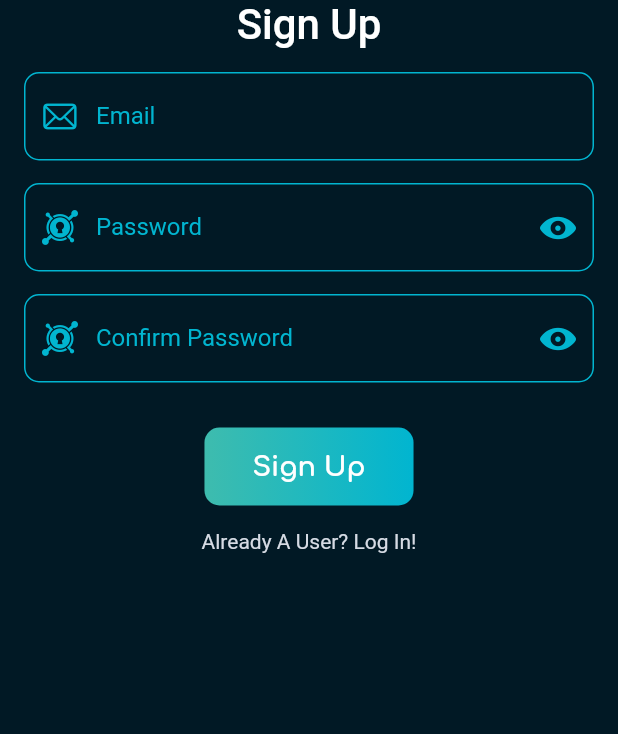
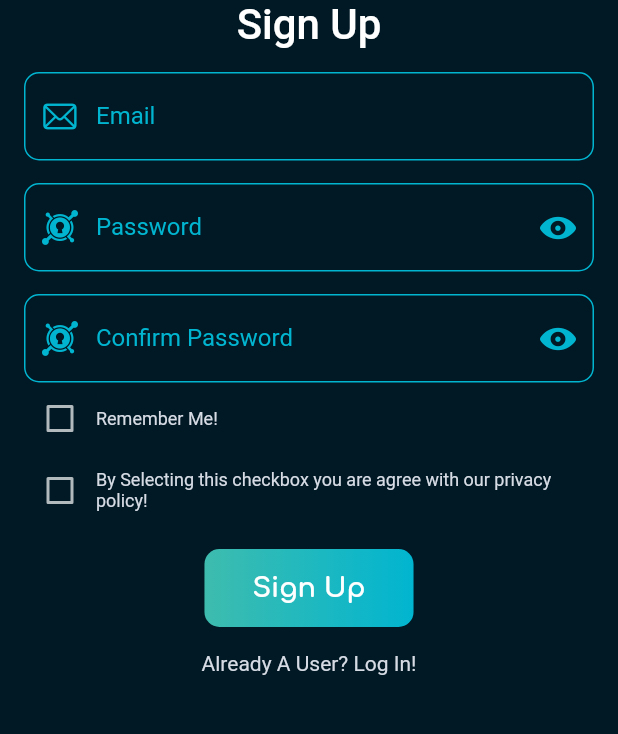
Before and after one commit to devShakib015/vvc, a Flutter app: the screen it shows after launch, after a tap on "Skip", after a tap on "Login", after a tap on "Sign Up using Email!", on a phone screen of 412 x 824 dp, the part 354-1088 px from its top. Run offline on Flutter 3.47's test engine with Material 2 defaults, Android fonts, the phone set to English and light mode, and no system bars; our stand-ins replace flutter_spinkit, font_awesome_flutter, get, get_storage, google_fonts, google_nav_bar and 1 more; missing offline and left inert: dart:ffi.

Commit message:
Remember Me Implemented

```diff
--- a/lib/controllers/auth_controller/auth_page_controller.dart
+++ b/lib/controllers/auth_controller/auth_page_controller.dart
@@ -1,13 +1,14 @@
 import 'package:flutter/cupertino.dart';
 import 'package:get/get.dart';
 import 'package:vvc/controllers/auth_controller/auth_controller.dart';
+import 'package:vvc/controllers/storage_controller/storage_controller.dart';
 import 'package:vvc/views/bottom_nav_bar/bottom_nav_bar.dart';
 import 'package:vvc/widgets/vvc_snackbar.dart';
 
 class AuthPageController extends GetxController {
   final PageController pageController = PageController();
-
-  final AuthController _authController = Get.find<AuthController>();
+  final AuthController _authController = Get.put(AuthController());
+  final StorageController _storageController = Get.find<StorageController>();
 
   //Form keys
   final loginFormKey = GlobalKey<FormState>();
@@ -23,14 +24,28 @@ class AuthPageController extends GetxController {
   TextEditingController signUpConfirmPasswordController =
       TextEditingController();
 
+  //Obscure Fields
   RxBool loginPasswordObscure = true.obs;
   RxBool signUpPasswordObscure = true.obs;
   RxBool signUpConfirmPasswordObscure = true.obs;
 
+  //Remeber Me values
+  bool get getRememberMe => _authController.remeberLoginInfo.value;
+
+  set setRememberMe(bool value) {
+    _authController.remeberLoginInfo.value = value;
+  }
+
+  //Privacy Policy
+  RxBool isAcceptedPrivacyPolicy = false.obs;
+
   void onPressedLogin() async {
     //todo: Login
     if (loginFormKey.currentState!.validate()) {
-      await _authController.login();
+      await _authController.login(
+        loginEmailController.text.trim(),
+        loginPasswordController.text.trim(),
+      );
       clearFields();
       Get.to(() => BottomNavBarPage());
     } else {
@@ -40,10 +55,21 @@ class AuthPageController extends GetxController {
 
   void onPressedSignUp() async {
     //todo: Sign Up
+
     if (signUpFormKey.currentState!.validate()) {
-      await _authController.signUp();
-      clearFields();
-      Get.to(() => BottomNavBarPage());
+      if (isAcceptedPrivacyPolicy.value) {
+        await _authController.signUp(
+          signUpEmailController.text.trim(),
+          signUpPasswordController.text.trim(),
+        );
+        clearFields();
+        Get.to(() => BottomNavBarPage());
+      } else {
+        VvcSnackBar.showSnackBar(
+            title: "Privacy Policy",
+            message:
+                "Please read and accept our privacy policy and then try to sign up!");
+      }
     } else {
       VvcSnackBar.showErrorSnackBar(message: "Sign Up Error");
     }
@@ -75,6 +101,21 @@ class AuthPageController extends GetxController {
   }
 
   @override
+  void onReady() {
+    if (_storageController.savedEmail != null &&
+        _storageController.savedPassword != null) {
+      loginEmailController.text = _storageController.savedEmail!;
+      loginPasswordController.text = _storageController.savedPassword!;
+    }
+    super.onReady();
+  }
+
+  @override
+  void onInit() {
+    super.onInit();
+  }
+
+  @override
   void dispose() {
     pageController.dispose();
     loginEmailController.dispose();
--- a/lib/controllers/storage_controller/storage_controller.dart
+++ b/lib/controllers/storage_controller/storage_controller.dart
@@ -2,9 +2,11 @@ import 'package:get/get.dart';
 import 'package:get_storage/get_storage.dart';
 
 class StorageController extends GetxController {
-  final box = GetStorage();
-  final String onBoardingStorageKey = "isOnBoardingShown";
+  final _box = GetStorage();
+  final String _onBoardingStorageKey = "isOnBoardingShown";
+  final String _saveLoginInfoKey = "loginInfo";
 
+  //onBoarding Storage
   late bool _onBoardingValue;
   late RxBool _isOnBoardingShown;
 
@@ -12,13 +14,52 @@ class StorageController extends GetxController {
 
   void updateOnBoardingStorage(bool val) async {
     _isOnBoardingShown.value = val;
-    await box.write(onBoardingStorageKey, val);
+    await _box.write(_onBoardingStorageKey, val);
+  }
+
+  //Login Info Storage
+  late String? _savedEmail;
+  late String? _savedPasword;
+
+  String? get savedEmail => _savedEmail;
+  String? get savedPassword => _savedPasword;
+
+  void updateSavedEmailAndPassword(String? email, String? pass) async {
+    if (email == null && pass == null) {
+      await _box.write(_saveLoginInfoKey, null);
+    } else {
+      await _box.write(_saveLoginInfoKey, {
+        "email": email,
+        "pass": pass,
+      });
+    }
   }
 
   @override
   void onInit() {
-    _onBoardingValue = box.read(onBoardingStorageKey) ?? false;
+    _onBoardingValue = _box.read(_onBoardingStorageKey) ?? false;
     _isOnBoardingShown = _onBoardingValue.obs;
+
+    var _loginInfo = _box.read(_saveLoginInfoKey);
+
+    if (_loginInfo == null) {
+      _savedEmail = null;
+      _savedPasword = null;
+    } else {
+      _savedEmail = _loginInfo["email"];
+      _savedPasword = _loginInfo["pass"];
+    }
+
+    _box.listenKey(_saveLoginInfoKey, (value) {
+      if (value == null) {
+        _savedEmail = null;
+        _savedPasword = null;
+      } else {
+        _savedEmail = value["email"];
+        _savedPasword = value["pass"];
+      }
+    });
+
     super.onInit();
   }
 }
--- a/lib/main.dart
+++ b/lib/main.dart
@@ -3,6 +3,7 @@ import 'package:flutter/material.dart';
 import 'package:get/get.dart';
 import 'package:get_storage/get_storage.dart';
 import 'package:vvc/constants/style_constants.dart';
+
 import 'package:vvc/controllers/storage_controller/storage_controller.dart';
 import 'package:vvc/views/auth/auth_view.dart';
 import 'package:vvc/views/onboarding/onboarding_view.dart';
@@ -15,6 +16,7 @@ void main() async {
 
 class MyApp extends StatelessWidget {
   final StorageController _storageController = Get.put(StorageController());
+
   @override
   Widget build(BuildContext context) {
     return GetMaterialApp(
--- a/lib/views/auth/auth_pages/login_page.dart
+++ b/lib/views/auth/auth_pages/login_page.dart
@@ -7,6 +7,7 @@ import 'package:vvc/constants/style_constants.dart';
 import 'package:vvc/controllers/auth_controller/auth_page_controller.dart';
 import 'package:vvc/widgets/vvc_elevated_button.dart';
 import 'package:vvc/widgets/vvc_heading.dart';
+import 'package:vvc/widgets/vvc_small_text.dart';
 import 'package:vvc/widgets/vvc_sub_heading.dart';
 import 'package:vvc/widgets/vvc_text_form_field.dart';
 import 'package:font_awesome_flutter/font_awesome_flutter.dart';
@@ -91,20 +92,40 @@ class LoginPage extends StatelessWidget {
                         label: "Login",
                         onPressed: _authPageController.onPressedLogin,
                       ),
+                      VvcStyle.defaultVerticalSpacer,
 
+                      Row(
+                        mainAxisAlignment: MainAxisAlignment.spaceBetween,
+                        children: [
                           Row(
                             mainAxisSize: MainAxisSize.min,
                             children: [
-                          VvcSubHeading(text: "Forgot Password? "),
+                              Obx(() => Checkbox(
+                                    value: _authPageController.getRememberMe,
+                                    onChanged: (value) {
+                                      _authPageController.setRememberMe =
+                                          value!;
+                                    },
+                                  )),
+                              VvcSmallText(text: "Remember Me!"),
+                            ],
+                          ),
+                          Row(
+                            mainAxisSize: MainAxisSize.min,
+                            children: [
+                              VvcSmallText(text: "Forgot Password? "),
                               GestureDetector(
                                 onTap: () {
                                   //todo: Reset Password
                                 },
                                 child: Padding(
-                              padding: const EdgeInsets.symmetric(vertical: 16),
-                              child: VvcSubHeading(text: "Reset Here!"),
+                                  padding:
+                                      const EdgeInsets.symmetric(vertical: 16),
+                                  child: VvcSmallText(text: "Reset Here!"),
                                 ),
                               )
+                            ],
+                          ),
                         ],
                       ),
 
--- a/lib/views/auth/auth_pages/sign_up_page.dart
+++ b/lib/views/auth/auth_pages/sign_up_page.dart
@@ -7,6 +7,7 @@ import 'package:vvc/constants/style_constants.dart';
 import 'package:vvc/controllers/auth_controller/auth_page_controller.dart';
 import 'package:vvc/widgets/vvc_elevated_button.dart';
 import 'package:vvc/widgets/vvc_heading.dart';
+import 'package:vvc/widgets/vvc_small_text.dart';
 
 import 'package:vvc/widgets/vvc_sub_heading.dart';
 import 'package:vvc/widgets/vvc_text_form_field.dart';
@@ -122,8 +123,10 @@ class SignUpPage extends StatelessWidget {
                               }
                             },
                           )),
+
+                      _signUpCheckBoxes(),
                       VvcStyle.defaultVerticalSpacer,
-                      VvcStyle.defaultVerticalSpacer,
+
                       VvcElevatedButton.text(
                         label: "Sign Up",
                         onPressed: _authPageController.onPressedSignUp,
@@ -152,4 +155,40 @@ class SignUpPage extends StatelessWidget {
       ),
     );
   }
+
+  Obx _signUpCheckBoxes() {
+    return Obx(
+      () => Column(
+        children: [
+          Row(
+            children: [
+              Checkbox(
+                value: _authPageController.getRememberMe,
+                onChanged: (value) {
+                  _authPageController.setRememberMe = value!;
+                },
+              ),
+              VvcSmallText(text: "Remember Me!")
+            ],
+          ),
+          Row(
+            children: [
+              Checkbox(
+                value: _authPageController.isAcceptedPrivacyPolicy.value,
+                onChanged: (value) {
+                  _authPageController.isAcceptedPrivacyPolicy.value = value!;
+                },
+              ),
+              Flexible(
+                child: VvcSmallText(
+                  text:
+                      "By Selecting this checkbox you are agree with our privacy policy!",
+                ),
+              )
+            ],
+          )
+        ],
+      ),
+    );
+  }
 }
--- a/lib/views/auth/auth_view.dart
+++ b/lib/views/auth/auth_view.dart
@@ -2,7 +2,6 @@ import 'package:flutter/cupertino.dart';
 import 'package:flutter/material.dart';
 import 'package:get/get.dart';
 import 'package:vvc/constants/color_constants.dart';
-import 'package:vvc/controllers/auth_controller/auth_controller.dart';
 import 'package:vvc/controllers/auth_controller/auth_page_controller.dart';
 import 'package:vvc/views/auth/auth_pages/login_page.dart';
 import 'package:vvc/views/auth/auth_pages/sign_up_page.dart';
@@ -10,9 +9,7 @@ import 'package:vvc/views/auth/auth_pages/sign_up_page.dart';
 class AuthView extends StatelessWidget {
   AuthView({Key? key}) : super(key: key);
 
-  final AuthController _authController = Get.put(AuthController());
   final AuthPageController _authPageController = Get.put(AuthPageController());
-
   @override
   Widget build(BuildContext context) {
     return Scaffold(
--- /dev/null
+++ b/lib/widgets/vvc_small_text.dart
@@ -0,0 +1,22 @@
+import 'package:flutter/material.dart';
+
+import 'package:vvc/constants/color_constants.dart';
+
+class VvcSmallText extends StatelessWidget {
+  final String text;
+  const VvcSmallText({
+    Key? key,
+    required this.text,
+  }) : super(key: key);
+
+  @override
+  Widget build(BuildContext context) {
+    return Text(
+      text,
+      style: TextStyle(
+        color: VvcColors.mainLightColor,
+        fontSize: 12,
+      ),
+    );
+  }
+}
```
Also changed, not shown: lib/controllers/auth_controller/auth_controller.dart (+20 -2 lines), 1 other file. Lines whose indentation alone changed are shown as unchanged.
